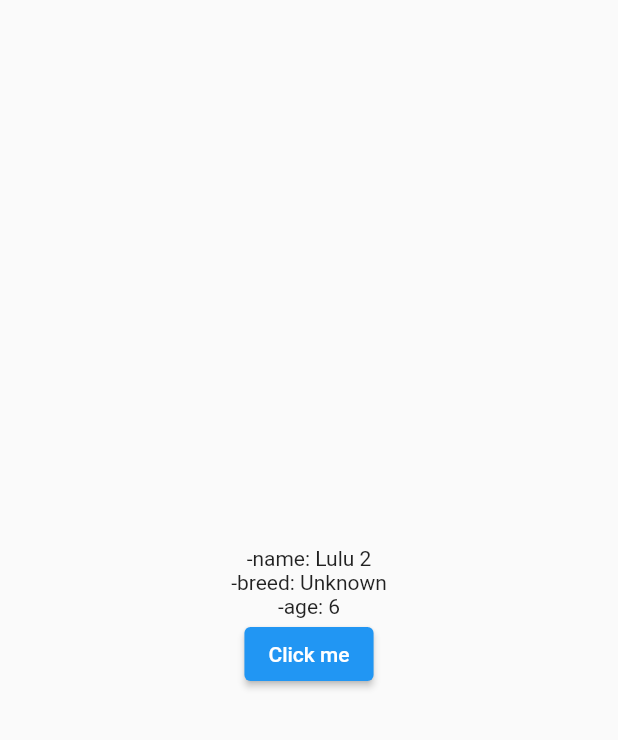
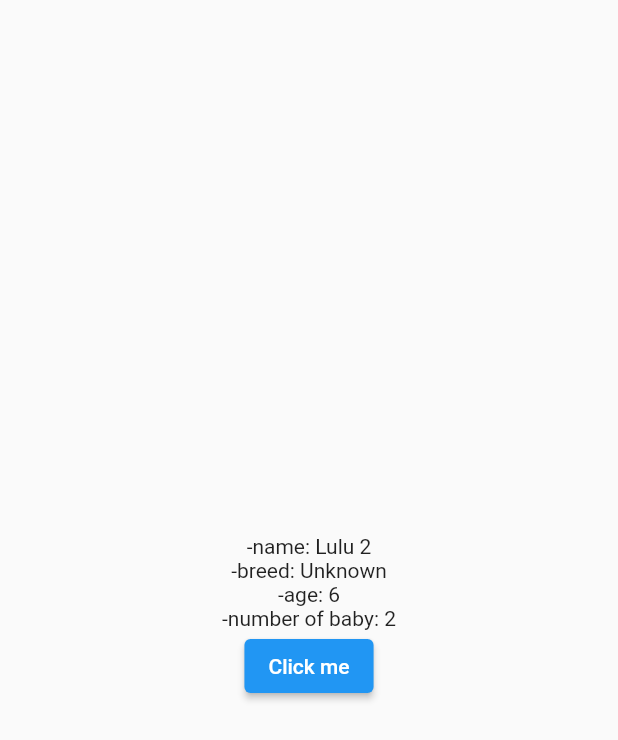
Before and after one commit to sophart/flutter_provider, a Flutter app: the screen it shows after launch, after a tap on "Click me", on a phone screen of 412 x 824 dp. Shown: the top 740 px of the screen. Run offline on Flutter 3.47's test engine with Material 2 defaults, Android fonts, the phone set to English and light mode, and no system bars.

```diff
--- a/lib/main.dart
+++ b/lib/main.dart
@@ -1,5 +1,6 @@
 import 'package:flutter/material.dart';
 import 'package:provider/provider.dart';
+import 'package:provider_demo/models/baby.dart';
 
 import 'models/dog.dart';
 
@@ -10,8 +11,23 @@ class ProviderDemoApp extends StatelessWidget {
 
   @override
   Widget build(BuildContext context) {
-    return ChangeNotifierProvider<Dog>(
-      create: (context) => Dog(name: "Lulu 2", breed: "Unknown", age: 5),
+    return MultiProvider(
+      providers: [
+        ChangeNotifierProvider<Dog>(
+          create: (context) => Dog(
+            name: "Lulu 2",
+            breed: "Unknown",
+            age: 5,
+          ),
+        ),
+        FutureProvider<int>(
+            create: (context) {
+              final int dogAge = context.read<Dog>().age;
+              final babies = Baby(age: dogAge).getBabies();
+              return babies;
+            },
+            initialData: 0)
+      ],
       child: MaterialApp(
         debugShowCheckedModeBanner: false,
         home: HomePage(),
@@ -62,6 +78,7 @@ class Age extends StatelessWidget {
     return Column(
       children: [
         Text("-age: ${context.watch<Dog>().age}"),
+        Text("-number of baby: ${context.watch<int>()}"),
         // Text("-age: ${context.select<Dog, int>((Dog dog) => dog.age)}"),
         ElevatedButton(
             onPressed: () => context.read<Dog>().grow(),
--- /dev/null
+++ b/lib/models/baby.dart
@@ -0,0 +1,17 @@
+class Baby {
+  int age;
+
+  Baby({required this.age});
+
+  Future<int> getBabies() async {
+    await Future.delayed(Duration(seconds: 5));
+
+    if (age > 1 && age < 5) {
+      return 4;
+    } else if (age <= 1) {
+      return 0;
+    } else {
+      return 2;
+    }
+  }
+}
```
